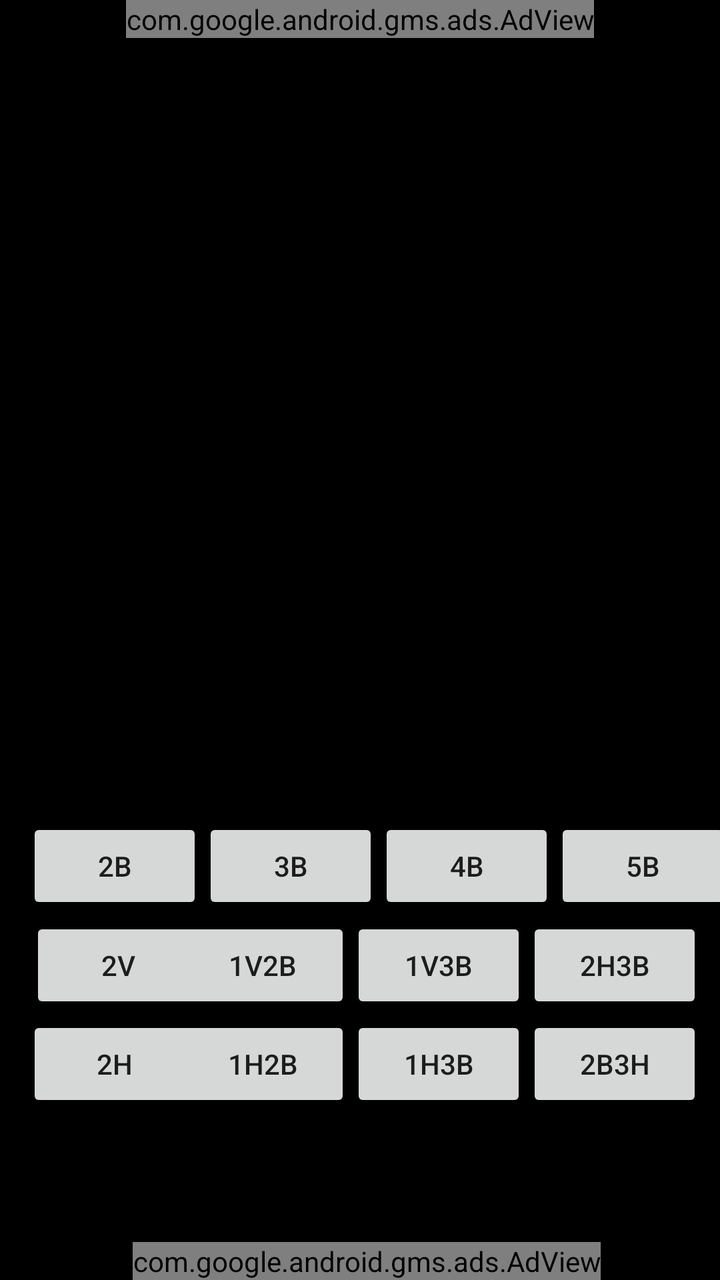
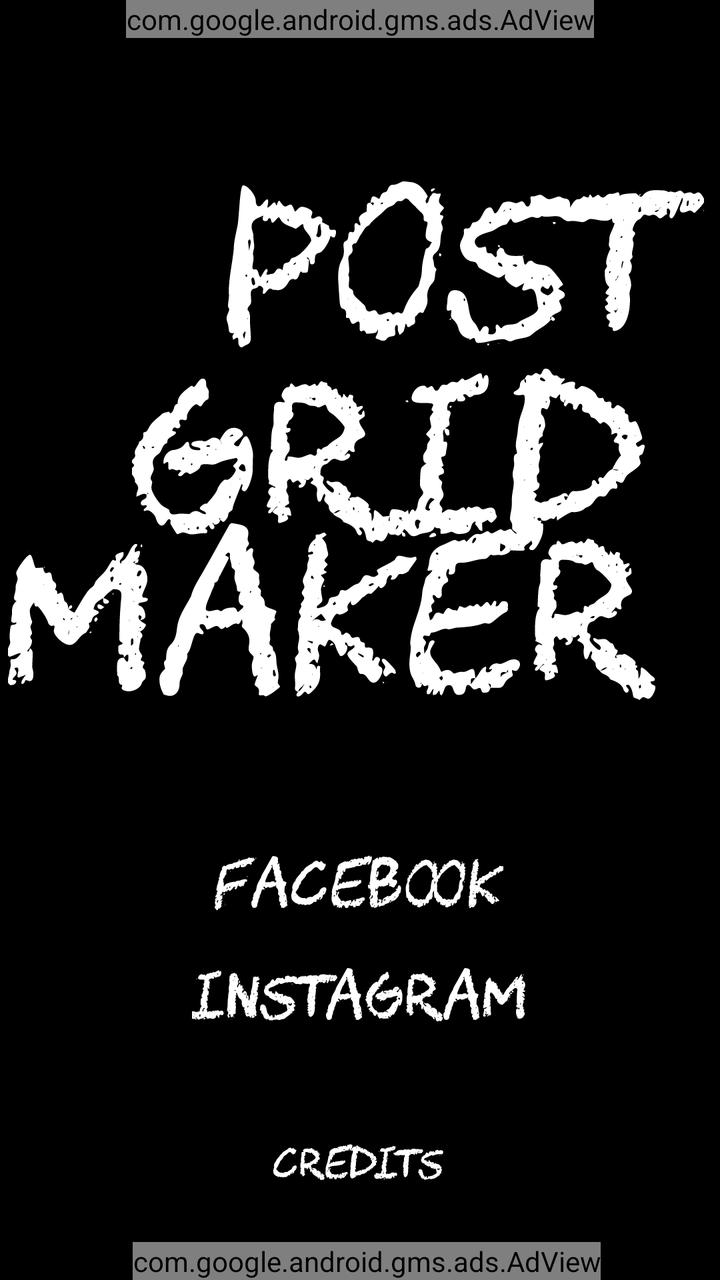

An Android layout rendered at two revisions. The XML below is the earlier revision; the diff shows what the commit changed to produce the second picture.
<!-- AndroidManifest.xml: application theme Theme.PostGridMaker -->
<!-- res/layout/activity_main.xml -->
<?xml version="1.0" encoding="utf-8"?>
<androidx.constraintlayout.widget.ConstraintLayout xmlns:android="http://schemas.android.com/apk/res/android"
    xmlns:app="http://schemas.android.com/apk/res-auto"
    xmlns:tools="http://schemas.android.com/tools"
    android:layout_width="match_parent"
    android:layout_height="match_parent"
    android:background="@color/black"
    tools:context=".MainActivity">

    


    <ImageView
        android:id="@+id/imageView"
        android:layout_width="match_parent"
        android:layout_height="400dp"
        android:layout_marginBottom="280dp"
        app:layout_constraintBottom_toBottomOf="parent"
        tools:layout_editor_absoluteX="0dp" />

    <Button
        android:id="@+id/btntwobox"
        android:layout_width="wrap_content"
        android:layout_height="wrap_content"
        android:text="2B"
        app:layout_constraintBottom_toBottomOf="parent"
        app:layout_constraintEnd_toEndOf="parent"
        app:layout_constraintHorizontal_bias="0.049"
        app:layout_constraintStart_toStartOf="parent"
        app:layout_constraintTop_toTopOf="parent"
        app:layout_constraintVertical_bias="0.691" />

    <Button
        android:id="@+id/btnTwoHorizontal"
        android:layout_width="wrap_content"
        android:layout_height="wrap_content"
        android:layout_marginBottom="16dp"
        android:text="2H"
        app:layout_constraintBottom_toBottomOf="parent"
        app:layout_constraintEnd_toEndOf="parent"
        app:layout_constraintHorizontal_bias="0.049"
        app:layout_constraintStart_toStartOf="parent"
        app:layout_constraintTop_toBottomOf="@+id/btnTwoVertical"
        app:layout_constraintVertical_bias="0.02" />

    <Button
        android:id="@+id/btnThreeBox"
        android:layout_width="wrap_content"
        android:layout_height="wrap_content"
        android:text="3B"

        app:layout_constraintBottom_toBottomOf="parent"
        app:layout_constraintEnd_toEndOf="parent"
        app:layout_constraintHorizontal_bias="0.0"
        app:layout_constraintStart_toEndOf="@+id/btntwobox"
        app:layout_constraintTop_toTopOf="parent"
        app:layout_constraintVertical_bias="0.691" />

    <Button
        android:id="@+id/btnOneVerticalTwoBox"
        android:layout_width="wrap_content"
        android:layout_height="wrap_content"
        android:text="1V2B"

        app:layout_constraintBottom_toBottomOf="parent"
        app:layout_constraintEnd_toEndOf="parent"
        app:layout_constraintHorizontal_bias="0.321"
        app:layout_constraintStart_toStartOf="parent"
        app:layout_constraintTop_toBottomOf="@+id/btnThreeBox"
        app:layout_constraintVertical_bias="0.012" />

    <Button
        android:id="@+id/btnOneHorizontalTwoBox"
        android:layout_width="wrap_content"
        android:layout_height="wrap_content"
        android:text="1H2B"

        app:layout_constraintBottom_toBottomOf="parent"
        app:layout_constraintEnd_toEndOf="parent"
        app:layout_constraintHorizontal_bias="0.321"
        app:layout_constraintStart_toStartOf="parent"
        app:layout_constraintTop_toBottomOf="@+id/btnOneVerticalTwoBox"
        app:layout_constraintVertical_bias="0.017" />

    <Button
        android:id="@+id/btnFourBox"
        android:layout_width="wrap_content"
        android:layout_height="wrap_content"

        android:text="4B"
        app:layout_constraintBottom_toBottomOf="parent"
        app:layout_constraintEnd_toEndOf="parent"
        app:layout_constraintHorizontal_bias="0.0"
        app:layout_constraintStart_toEndOf="@+id/btnThreeBox"
        app:layout_constraintTop_toTopOf="parent"
        app:layout_constraintVertical_bias="0.691" />

    <Button
        android:id="@+id/btnOneVThreeB"
        android:layout_width="wrap_content"
        android:layout_height="wrap_content"

        android:text="1V3B"
        app:layout_constraintBottom_toBottomOf="parent"
        app:layout_constraintEnd_toEndOf="parent"
        app:layout_constraintHorizontal_bias="0.0"
        app:layout_constraintStart_toEndOf="@+id/btnOneVerticalTwoBox"
        app:layout_constraintTop_toBottomOf="@+id/btnFourBox"
        app:layout_constraintVertical_bias="0.012" />

    <Button
        android:id="@+id/btnOneHThreeB"
        android:layout_width="wrap_content"
        android:layout_height="wrap_content"

        android:text="1H3B"
        app:layout_constraintBottom_toBottomOf="parent"
        app:layout_constraintEnd_toEndOf="parent"
        app:layout_constraintHorizontal_bias="0.0"
        app:layout_constraintStart_toEndOf="@+id/btnOneHorizontalTwoBox"
        app:layout_constraintTop_toBottomOf="@+id/btnOneVThreeB"
        app:layout_constraintVertical_bias="0.017" />

    <Button
        android:id="@+id/btnFiveB"
        android:layout_width="wrap_content"
        android:layout_height="wrap_content"

        android:layout_marginEnd="16dp"
        android:text="5B"
        app:layout_constraintBottom_toBottomOf="parent"
        app:layout_constraintEnd_toEndOf="parent"
        app:layout_constraintHorizontal_bias="0.0"
        app:layout_constraintStart_toEndOf="@+id/btnFourBox"
        app:layout_constraintTop_toTopOf="parent"
        app:layout_constraintVertical_bias="0.691" />

    <Button
        android:id="@+id/btnTwoHThreeB"
        android:layout_width="wrap_content"
        android:layout_height="wrap_content"

        android:layout_marginEnd="16dp"
        android:text="2H3B"
        app:layout_constraintBottom_toBottomOf="parent"
        app:layout_constraintEnd_toEndOf="parent"
        app:layout_constraintHorizontal_bias="0.0"
        app:layout_constraintStart_toEndOf="@+id/btnOneVThreeB"
        app:layout_constraintTop_toBottomOf="@+id/btnFiveB"
        app:layout_constraintVertical_bias="0.012" />

    <Button
        android:id="@+id/btnTwoBThreeH"
        android:layout_width="wrap_content"
        android:layout_height="wrap_content"

        android:layout_marginEnd="16dp"
        android:text="2B3H"
        app:layout_constraintBottom_toBottomOf="parent"
        app:layout_constraintEnd_toEndOf="parent"
        app:layout_constraintHorizontal_bias="0.0"
        app:layout_constraintStart_toEndOf="@+id/btnOneHThreeB"
        app:layout_constraintTop_toBottomOf="@+id/btnTwoHThreeB"
        app:layout_constraintVertical_bias="0.017" />

    <Button
        android:id="@+id/btnTwoVertical"
        android:layout_width="wrap_content"
        android:layout_height="wrap_content"
        android:layout_marginStart="12dp"
        android:text="2V"
        app:layout_constraintBottom_toBottomOf="parent"
        app:layout_constraintEnd_toEndOf="parent"
        app:layout_constraintHorizontal_bias="0.012"
        app:layout_constraintStart_toStartOf="parent"
        app:layout_constraintTop_toBottomOf="@+id/btntwobox"
        app:layout_constraintVertical_bias="0.012" />

    

    

    <com.google.android.gms.ads.AdView
        android:id="@+id/adView"
        android:layout_width="wrap_content"
        android:layout_height="wrap_content"
        android:layout_alignParentBottom="true"
        android:layout_centerHorizontal="true"
        app:adSize="BANNER"
        app:adUnitId="ca-app-pub-9355567583382018/4643316034"
        app:layout_constraintEnd_toEndOf="parent"
        app:layout_constraintStart_toStartOf="parent"
        app:layout_constraintTop_toTopOf="parent"></com.google.android.gms.ads.AdView>

    <com.google.android.gms.ads.AdView
        android:id="@+id/adView2"
        android:layout_width="wrap_content"
        android:layout_height="wrap_content"
        android:layout_alignParentBottom="true"
        android:layout_centerHorizontal="true"
        app:adSize="BANNER"
        app:adUnitId="ca-app-pub-9355567583382018/4643316034"
        app:layout_constraintBottom_toBottomOf="parent"
        app:layout_constraintEnd_toEndOf="parent"
        app:layout_constraintHorizontal_bias="0.527"
        app:layout_constraintStart_toStartOf="parent"></com.google.android.gms.ads.AdView>

</androidx.constraintlayout.widget.ConstraintLayout>
<!-- resources referenced by this layout -->
<resources>
  <color name="black">#FF000000</color>
  <style name="Theme.PostGridMaker" parent="Base.Theme.PostGridMaker" />
  <style name="Base.Theme.PostGridMaker" parent="Theme.AppCompat.DayNight.NoActionBar">
          
          
          <item name="android:statusBarColor">@color/black</item>
      </style>
</resources>

<!-- the commit's change to res/layout/activity_main.xml (unified diff, before → after) -->
@@ -7,178 +7,59 @@
     android:background="@color/black"
     tools:context=".MainActivity">
 
-    
 
-
-    <ImageView
-        android:id="@+id/imageView"
-        android:layout_width="match_parent"
-        android:layout_height="400dp"
-        android:layout_marginBottom="280dp"
-        app:layout_constraintBottom_toBottomOf="parent"
-        tools:layout_editor_absoluteX="0dp" />
-
-    <Button
-        android:id="@+id/btntwobox"
+    <TextView
+        android:id="@+id/title"
         android:layout_width="wrap_content"
         android:layout_height="wrap_content"
-        android:text="2B"
-        app:layout_constraintBottom_toBottomOf="parent"
+        android:layout_marginStart="113dp"
+        android:layout_marginTop="39dp"
+        android:layout_marginEnd="73dp"
+        android:fontFamily="@font/chawp"
+        android:text="Post"
+        android:textColor="#FFF"
+        android:textSize="100dp"
+        app:layout_constraintBottom_toTopOf="@+id/adView2"
         app:layout_constraintEnd_toEndOf="parent"
-        app:layout_constraintHorizontal_bias="0.049"
+        app:layout_constraintHorizontal_bias="0.0"
         app:layout_constraintStart_toStartOf="parent"
-        app:layout_constraintTop_toTopOf="parent"
-        app:layout_constraintVertical_bias="0.691" />
+        app:layout_constraintTop_toBottomOf="@+id/adView"
+        app:layout_constraintVertical_bias="0.002" />
 
-    <Button
-        android:id="@+id/btnTwoHorizontal"
+    <TextView
+        android:id="@+id/title"
         android:layout_width="wrap_content"
         android:layout_height="wrap_content"
-        android:layout_marginBottom="16dp"
-        android:text="2H"
-        app:layout_constraintBottom_toBottomOf="parent"
+        android:layout_marginStart="66dp"
+        android:layout_marginEnd="164dp"
+        android:fontFamily="@font/chawp"
+        android:text="Grid"
+        android:textColor="#FFF"
+        android:textSize="100dp"
+        app:layout_constraintBottom_toTopOf="@+id/adView2"
         app:layout_constraintEnd_toEndOf="parent"
-        app:layout_constraintHorizontal_bias="0.049"
+        app:layout_constraintHorizontal_bias="0.0"
         app:layout_constraintStart_toStartOf="parent"
-        app:layout_constraintTop_toBottomOf="@+id/btnTwoVertical"
-        app:layout_constraintVertical_bias="0.02" />
+        app:layout_constraintTop_toBottomOf="@+id/adView"
+        app:layout_constraintVertical_bias="0.297" />
 
-    <Button
-        android:id="@+id/btnThreeBox"
+    <TextView
+        android:id="@+id/title"
         android:layout_width="wrap_content"
         android:layout_height="wrap_content"
-        android:text="3B"
-
-        app:layout_constraintBottom_toBottomOf="parent"
+        android:layout_marginStart="82dp"
+        android:layout_marginEnd="31dp"
+        android:layout_marginBottom="232dp"
+        android:fontFamily="@font/chawp"
+        android:text="Maker"
+        android:textColor="#FFF"
+        android:textSize="100dp"
+        app:layout_constraintBottom_toTopOf="@+id/adView2"
         app:layout_constraintEnd_toEndOf="parent"
-        app:layout_constraintHorizontal_bias="0.0"
-        app:layout_constraintStart_toEndOf="@+id/btntwobox"
-        app:layout_constraintTop_toTopOf="parent"
-        app:layout_constraintVertical_bias="0.691" />
-
-    <Button
-        android:id="@+id/btnOneVerticalTwoBox"
-        android:layout_width="wrap_content"
-        android:layout_height="wrap_content"
-        android:text="1V2B"
-
-        app:layout_constraintBottom_toBottomOf="parent"
-        app:layout_constraintEnd_toEndOf="parent"
-        app:layout_constraintHorizontal_bias="0.321"
+        app:layout_constraintHorizontal_bias="1.0"
         app:layout_constraintStart_toStartOf="parent"
-        app:layout_constraintTop_toBottomOf="@+id/btnThreeBox"
-        app:layout_constraintVertical_bias="0.012" />
-
-    <Button
-        android:id="@+id/btnOneHorizontalTwoBox"
-        android:layout_width="wrap_content"
-        android:layout_height="wrap_content"
-        android:text="1H2B"
-
-        app:layout_constraintBottom_toBottomOf="parent"
-        app:layout_constraintEnd_toEndOf="parent"
-        app:layout_constraintHorizontal_bias="0.321"
-        app:layout_constraintStart_toStartOf="parent"
-        app:layout_constraintTop_toBottomOf="@+id/btnOneVerticalTwoBox"
-        app:layout_constraintVertical_bias="0.017" />
-
-    <Button
-        android:id="@+id/btnFourBox"
-        android:layout_width="wrap_content"
-        android:layout_height="wrap_content"
-
-        android:text="4B"
-        app:layout_constraintBottom_toBottomOf="parent"
-        app:layout_constraintEnd_toEndOf="parent"
-        app:layout_constraintHorizontal_bias="0.0"
-        app:layout_constraintStart_toEndOf="@+id/btnThreeBox"
-        app:layout_constraintTop_toTopOf="parent"
-        app:layout_constraintVertical_bias="0.691" />
-
-    <Button
-        android:id="@+id/btnOneVThreeB"
-        android:layout_width="wrap_content"
-        android:layout_height="wrap_content"
-
-        android:text="1V3B"
-        app:layout_constraintBottom_toBottomOf="parent"
-        app:layout_constraintEnd_toEndOf="parent"
-        app:layout_constraintHorizontal_bias="0.0"
-        app:layout_constraintStart_toEndOf="@+id/btnOneVerticalTwoBox"
-        app:layout_constraintTop_toBottomOf="@+id/btnFourBox"
-        app:layout_constraintVertical_bias="0.012" />
-
-    <Button
-        android:id="@+id/btnOneHThreeB"
-        android:layout_width="wrap_content"
-        android:layout_height="wrap_content"
-
-        android:text="1H3B"
-        app:layout_constraintBottom_toBottomOf="parent"
-        app:layout_constraintEnd_toEndOf="parent"
-        app:layout_constraintHorizontal_bias="0.0"
-        app:layout_constraintStart_toEndOf="@+id/btnOneHorizontalTwoBox"
-        app:layout_constraintTop_toBottomOf="@+id/btnOneVThreeB"
-        app:layout_constraintVertical_bias="0.017" />
-
-    <Button
-        android:id="@+id/btnFiveB"
-        android:layout_width="wrap_content"
-        android:layout_height="wrap_content"
-
-        android:layout_marginEnd="16dp"
-        android:text="5B"
-        app:layout_constraintBottom_toBottomOf="parent"
-        app:layout_constraintEnd_toEndOf="parent"
-        app:layout_constraintHorizontal_bias="0.0"
-        app:layout_constraintStart_toEndOf="@+id/btnFourBox"
-        app:layout_constraintTop_toTopOf="parent"
-        app:layout_constraintVertical_bias="0.691" />
-
-    <Button
-        android:id="@+id/btnTwoHThreeB"
-        android:layout_width="wrap_content"
-        android:layout_height="wrap_content"
-
-        android:layout_marginEnd="16dp"
-        android:text="2H3B"
-        app:layout_constraintBottom_toBottomOf="parent"
-        app:layout_constraintEnd_toEndOf="parent"
-        app:layout_constraintHorizontal_bias="0.0"
-        app:layout_constraintStart_toEndOf="@+id/btnOneVThreeB"
-        app:layout_constraintTop_toBottomOf="@+id/btnFiveB"
-        app:layout_constraintVertical_bias="0.012" />
-
-    <Button
-        android:id="@+id/btnTwoBThreeH"
-        android:layout_width="wrap_content"
-        android:layout_height="wrap_content"
-
-        android:layout_marginEnd="16dp"
-        android:text="2B3H"
-        app:layout_constraintBottom_toBottomOf="parent"
-        app:layout_constraintEnd_toEndOf="parent"
-        app:layout_constraintHorizontal_bias="0.0"
-        app:layout_constraintStart_toEndOf="@+id/btnOneHThreeB"
-        app:layout_constraintTop_toBottomOf="@+id/btnTwoHThreeB"
-        app:layout_constraintVertical_bias="0.017" />
-
-    <Button
-        android:id="@+id/btnTwoVertical"
-        android:layout_width="wrap_content"
-        android:layout_height="wrap_content"
-        android:layout_marginStart="12dp"
-        android:text="2V"
-        app:layout_constraintBottom_toBottomOf="parent"
-        app:layout_constraintEnd_toEndOf="parent"
-        app:layout_constraintHorizontal_bias="0.012"
-        app:layout_constraintStart_toStartOf="parent"
-        app:layout_constraintTop_toBottomOf="@+id/btntwobox"
-        app:layout_constraintVertical_bias="0.012" />
-
-    
-
-    
+        app:layout_constraintTop_toBottomOf="@+id/adView"
+        app:layout_constraintVertical_bias="0.929" />
 
     <com.google.android.gms.ads.AdView
         android:id="@+id/adView"
@@ -205,4 +86,49 @@
         app:layout_constraintHorizontal_bias="0.527"
         app:layout_constraintStart_toStartOf="parent"></com.google.android.gms.ads.AdView>
 
+    <Button
+        android:id="@+id/btnFacebook"
+        android:layout_width="wrap_content"
+        android:layout_height="wrap_content"
+        android:layout_marginBottom="156dp"
+        android:background="?android:attr/selectableItemBackground"
+        android:fontFamily="@font/chawp"
+        android:text="Facebook"
+        android:textColor="#FFF"
+        android:textSize="30dp"
+        app:layout_constraintBottom_toTopOf="@+id/adView2"
+        app:layout_constraintEnd_toEndOf="parent"
+        app:layout_constraintHorizontal_bias="0.498"
+        app:layout_constraintStart_toStartOf="parent" />
+
+    <Button
+        android:id="@+id/btnInstagram"
+        android:layout_width="wrap_content"
+        android:layout_height="wrap_content"
+        android:layout_marginBottom="100dp"
+        android:background="?android:attr/selectableItemBackground"
+        android:fontFamily="@font/chawp"
+        android:text="Instagram"
+        android:textColor="#FFF"
+        android:textSize="30dp"
+        app:layout_constraintBottom_toTopOf="@+id/adView2"
+        app:layout_constraintEnd_toEndOf="parent"
+        app:layout_constraintStart_toStartOf="parent" />
+
+    <Button
+        android:id="@+id/btnCredits"
+        android:layout_width="wrap_content"
+        android:layout_height="wrap_content"
+        android:layout_marginBottom="16dp"
+        android:background="?android:attr/selectableItemBackground"
+        android:fontFamily="@font/chawp"
+        android:text="Credits"
+        android:textColor="#FFF"
+        android:textSize="20dp"
+        app:layout_constraintBottom_toTopOf="@+id/adView2"
+        app:layout_constraintEnd_toEndOf="parent"
+        app:layout_constraintHorizontal_bias="0.498"
+        app:layout_constraintStart_toStartOf="parent" />
+
+
 </androidx.constraintlayout.widget.ConstraintLayout>
